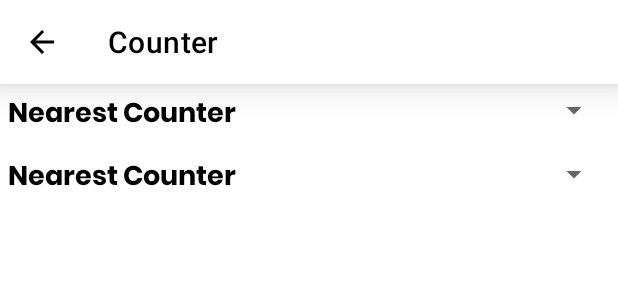
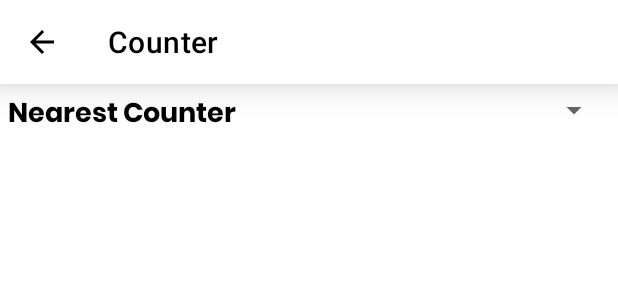
Before and after one commit to Binar-Bootcamp/my-accountant, an Android app: the layout activity_counter.xml on its own in the app's theme, with its tools: preview values and no code run, on a phone screen of 412 x 824 dp. Shown: the top 300 px of the screen. Run offline under Robolectric (Android 15) with nearby library versions, the phone set to English and light mode, and no system bars.

Commit message:
refactor UI

```diff
--- a/app/src/main/res/layout/activity_counter.xml
+++ b/app/src/main/res/layout/activity_counter.xml
@@ -48,28 +48,6 @@
 
 
 
-    <LinearLayout
-        android:layout_width="match_parent"
-        android:layout_height="wrap_content"
-        android:orientation="horizontal"
-        android:padding="5dp">
-
-        <TextView
-            android:layout_width="wrap_content"
-            android:layout_height="wrap_content"
-            android:fontFamily="@font/poppins_bold"
-            android:text="@string/tv_nearest_counter"
-            android:textColor="@color/black"
-            android:textSize="18sp" />
-
-        <Spinner
-            android:id="@+id/spinner"
-            android:layout_width="0dp"
-            android:layout_height="wrap_content"
-            android:layout_weight="1"
-            android:minHeight="25dp"
-            android:spinnerMode="dialog" />
-    </LinearLayout>
 
 
     <androidx.recyclerview.widget.RecyclerView
```
